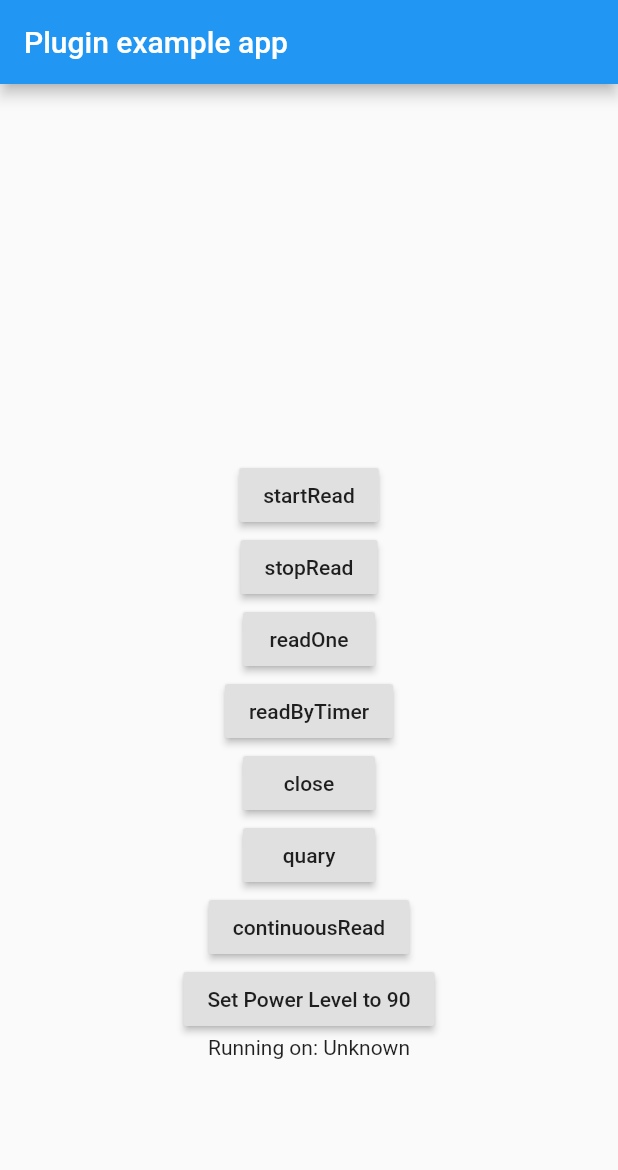
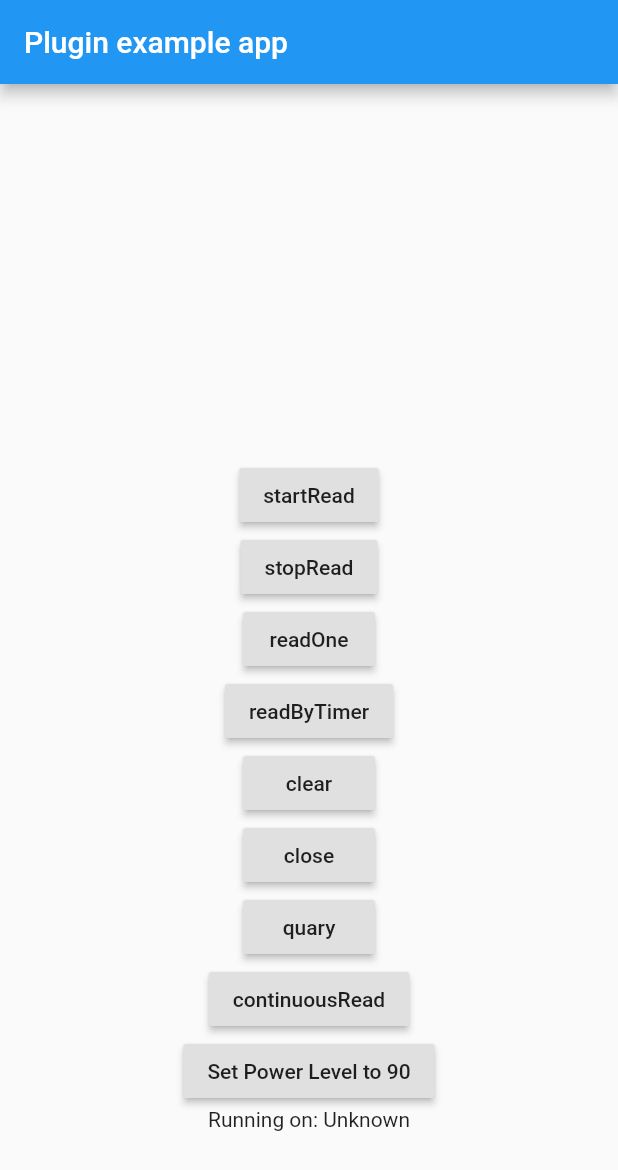
Before and after one commit to amorenew/alps_rfid_n6737, a Flutter app: the screen it shows after launch, on a phone screen of 412 x 824 dp. Shown: the top 1170 px of the screen. Run offline on Flutter 3.47's test engine with Material 2 defaults, Android fonts, the phone set to English and light mode, and no system bars.

Commit message:
GH-8 Example code: Add "clear" button. Clear out list of tags when it is pressed

```diff
--- a/example/lib/main.dart
+++ b/example/lib/main.dart
@@ -99,6 +99,14 @@ class _MyAppState extends State<MyApp> {
                 },
               ),
               RaisedButton(
+                child: Text('clear'),
+                onPressed: () {
+                  setState(() {
+                    tags.clear();
+                  });
+                },
+              ),
+              RaisedButton(
                 child: Text('close'),
                 onPressed: () {
                   AlpsRfidN6737.close();
```
